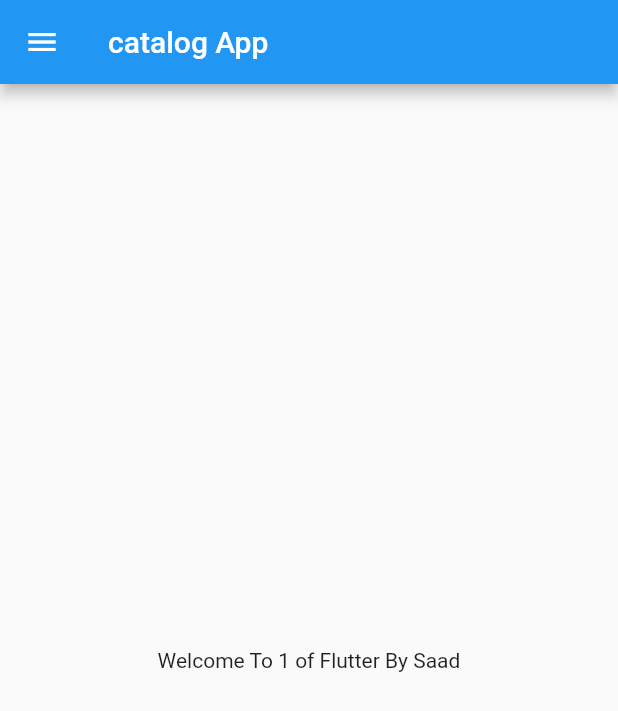
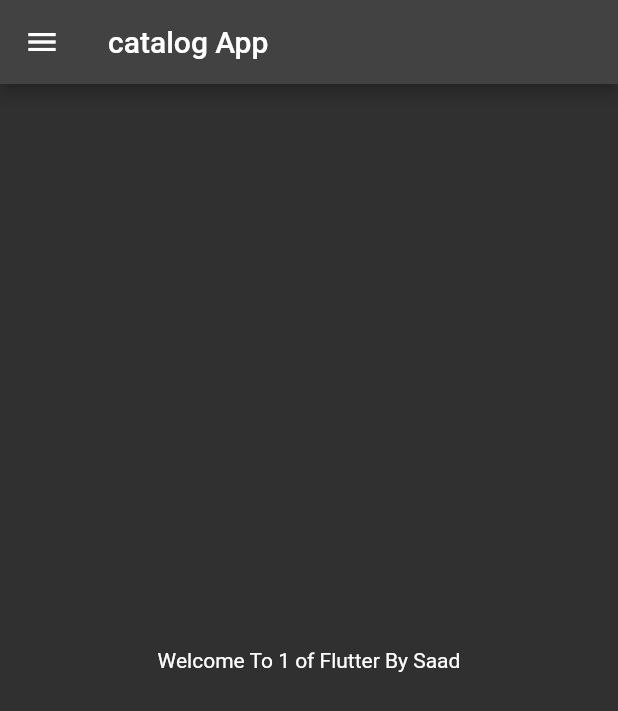
Before and after one commit to saaadk7/CatelogAppFlutter, a Flutter app: the screen it shows after launch, on a phone screen of 412 x 824 dp. Shown: the top 711 px of the screen. Run offline on Flutter 3.47's test engine with Material 2 defaults, Android fonts, the phone set to English and light mode, and no system bars.

Commit message:
day3 Completed

```diff
--- a/lib/homepage.dart
+++ b/lib/homepage.dart
@@ -13,7 +13,7 @@
       ),
       body: Center(
         child: Container(
-          child: Container(child: Text("Welcome To $days of Flutter By $name")),
+          child: Text("Welcome To $days of Flutter By $name"),
         ),
       ),
       drawer: Drawer(),
--- a/lib/main.dart
+++ b/lib/main.dart
@@ -1,5 +1,6 @@
 // ignore_for_file: prefer_const_constructors
 import 'package:catelog_flutter/homepage.dart';
+import 'package:catelog_flutter/login_page.dart';
 import 'package:flutter/material.dart';
 
 void main() {
@@ -10,7 +11,16 @@
   @override
   Widget build(BuildContext context) {
     return MaterialApp(
-      home: HomePage(),
-    );
+        themeMode: ThemeMode.dark,
+        theme: ThemeData(primarySwatch: Colors.deepPurple),
+        darkTheme: ThemeData(
+          brightness: Brightness.dark,
+        ),
+        initialRoute: "/home",
+        routes: {
+          "/": (context) => LoginPage(),
+          "/home": (context) => HomePage(),
+          "/login": (context) => LoginPage(),
+        });
   }
 }
```
Also changed, not shown: lib/login_page.dart (added, +20 -0 lines).
